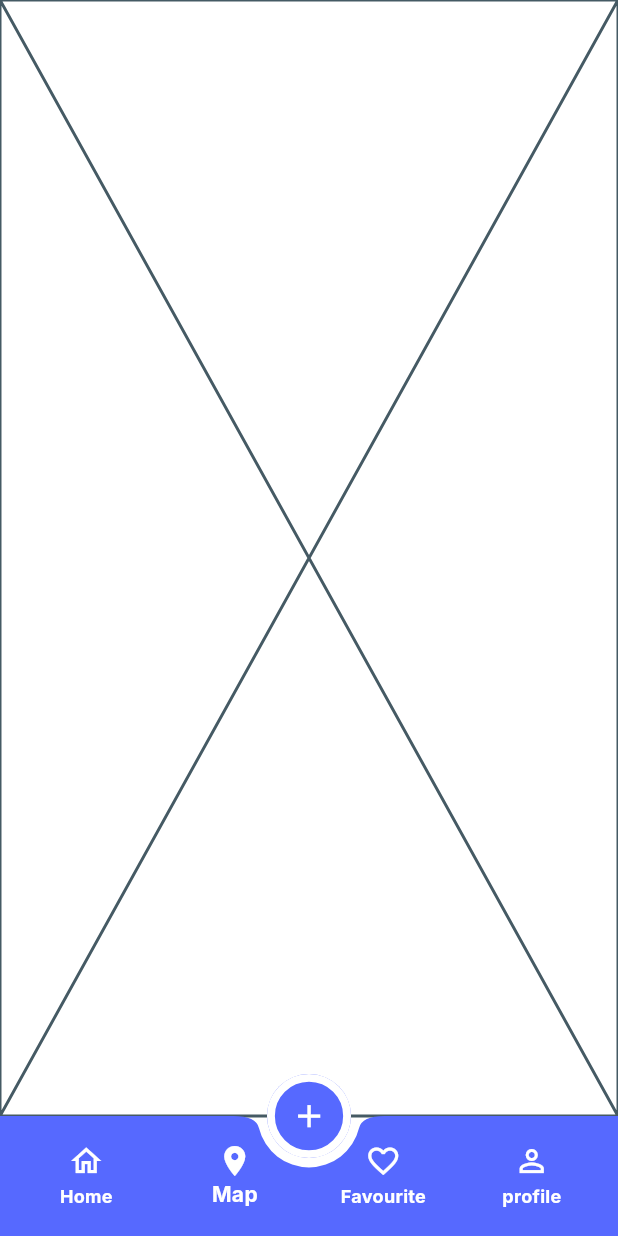
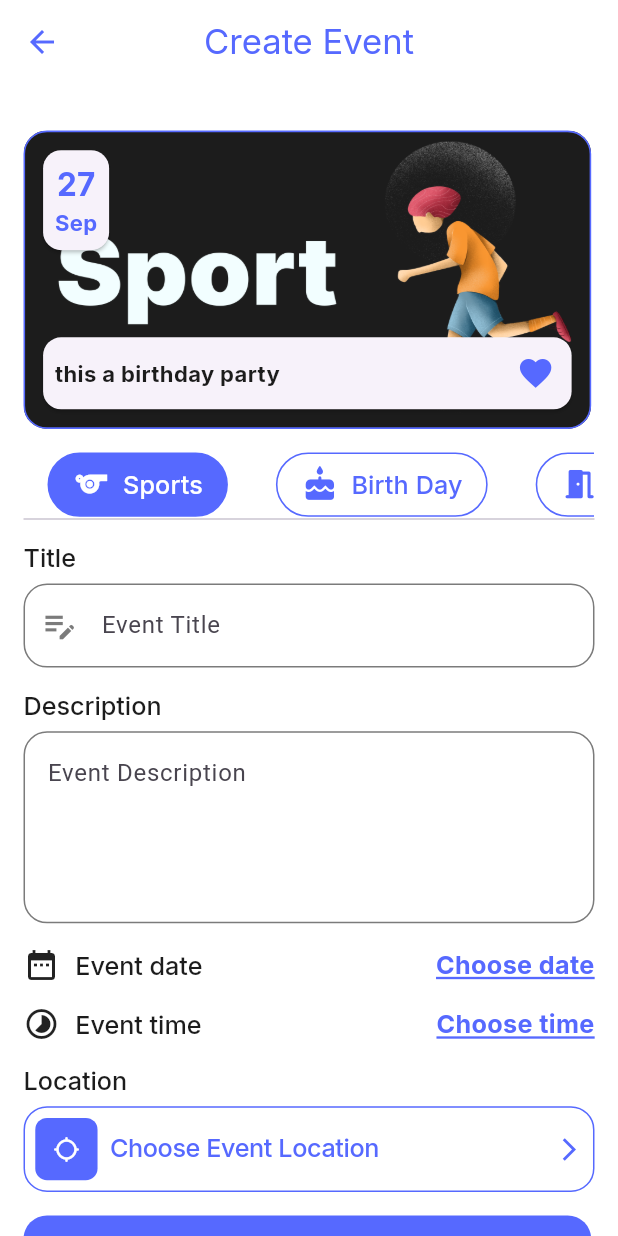
Before and after one commit to Ahmed-Zedan11/evently, a Flutter app: the screen it shows after launch, item 2 of the bottom bar chosen, after a tap on the "add" icon, on a phone screen of 412 x 824 dp. Run offline on Flutter 3.47's test engine with Material 3 defaults, Android fonts, the phone set to English and light mode, and no system bars; our stand-ins replace flutter_screenutil, google_fonts.

Commit message:
create event UI finished

```diff
--- a/lib/config/theme/theme_manger.dart
+++ b/lib/config/theme/theme_manger.dart
@@ -32,6 +32,14 @@ class ThemeManger {
         displaySmall: GoogleFonts.inter(
             fontSize: 14.sp,
             fontWeight: FontWeight.bold,
+            color: ColorsManger.blue),
+        displayMedium: GoogleFonts.inter(
+            fontSize: 16.sp,
+            fontWeight: FontWeight.w500,
+            color: ColorsManger.black),
+        displayLarge: GoogleFonts.inter(
+            fontSize: 16.sp,
+            fontWeight: FontWeight.w500,
             color: ColorsManger.blue),
       ),
       textSelectionTheme: TextSelectionThemeData(
--- a/lib/core/routes_manger/Routes_Manger.dart
+++ b/lib/core/routes_manger/Routes_Manger.dart
@@ -1,4 +1,5 @@
 import 'package:evently/features/auth/login/login.dart';
+import 'package:evently/features/create_event/create_event.dart';
 import 'package:evently/features/main_layout/main_Layout.dart';
 import 'package:flutter/cupertino.dart';
 import '../../features/auth/register/Register.dart';
@@ -7,6 +8,7 @@ abstract class RoutesManger {
   static const String register = "/register";
   static const String login = "/login";
   static const String mainLayout = "/mainLayout";
+  static const String createEvent = "/createEvent";
 
   static Route? router(RouteSettings settings) {
     switch (settings.name) {
@@ -22,6 +24,10 @@ abstract class RoutesManger {
         {
           return CupertinoPageRoute(builder: (context) => const MainLayout());
         }
+      case createEvent:
+        {
+          return CupertinoPageRoute(builder: (context) => const CreateEvent());
+        }
     }
     return null;
   }
--- a/lib/core/widgets/custom_tab_bar.dart
+++ b/lib/core/widgets/custom_tab_bar.dart
@@ -41,7 +41,7 @@ class _CustomTabBarState extends State<CustomTabBar> {
                       unSelectedTabBGColor: widget.unSelectedTabBGColor,
                       unSelectedTabFGColor: widget.unSelectedTabFGColor,
                       isSelected: selectedIndex ==
-                          CategoryModel.categoriesWithAll.indexOf(category),
+                          widget.categoryType.indexOf(category),
                       category: category,
                     ))
                 .toList()));
--- a/lib/core/widgets/custom_text_field.dart
+++ b/lib/core/widgets/custom_text_field.dart
@@ -3,32 +3,38 @@ import 'package:flutter_screenutil/flutter_screenutil.dart';
 import 'package:google_fonts/google_fonts.dart';
 
 class CustomTextField extends StatelessWidget {
-  final IconData prefixIconType;
+  final IconData? prefixIconType;
   final Widget? suffixIconType;
-  final String labelText;
+  final String? labelText;
   final TextInputType? keyboardType;
   final bool isSecure;
   final String? Function(String?) validator;
   final TextEditingController controller;
+  final int lines;
+  final String? hintText;
 
   const CustomTextField(
       {super.key,
-      required this.prefixIconType,
-      required this.labelText,
+      this.prefixIconType,
+      this.labelText,
       this.suffixIconType,
       this.keyboardType,
       this.isSecure = false,
       required this.validator,
-      required this.controller});
+      required this.controller,
+      this.lines = 1,
+      this.hintText});
 
   @override
   Widget build(BuildContext context) {
     return TextFormField(
+        maxLines: lines,
         controller: controller,
         validator: validator,
         obscureText: isSecure,
         keyboardType: keyboardType,
         decoration: InputDecoration(
+          hintText: hintText,
           errorMaxLines: 3,
           prefixIcon: Icon(
             prefixIconType,
--- /dev/null
+++ b/lib/features/create_event/create_event.dart
@@ -0,0 +1,204 @@
+import 'package:evently/core/resources/Colors_Manger.dart';
+import 'package:evently/core/widgets/clickable_button.dart';
+import 'package:evently/core/widgets/clickable_text.dart';
+import 'package:evently/core/widgets/custom_tab_bar.dart';
+import 'package:evently/core/widgets/custom_text_field.dart';
+import 'package:evently/core/widgets/event_item.dart';
+import 'package:evently/models/category_model.dart';
+import 'package:evently/models/event_model.dart';
+import 'package:flutter/material.dart';
+import 'package:flutter_screenutil/flutter_screenutil.dart';
+import 'package:google_fonts/google_fonts.dart';
+
+class CreateEvent extends StatefulWidget {
+  const CreateEvent({super.key});
+
+  @override
+  State<CreateEvent> createState() => _CreateEventState();
+}
+
+class _CreateEventState extends State<CreateEvent> {
+  late final TextEditingController descriptionController;
+  late final TextEditingController titleController;
+
+  @override
+  void initState() {
+    super.initState();
+    descriptionController = TextEditingController();
+    titleController = TextEditingController();
+  }
+
+  @override
+  void dispose() {
+    descriptionController.dispose();
+    titleController.dispose();
+    super.dispose();
+  }
+
+  @override
+  Widget build(BuildContext context) {
+    return Scaffold(
+      resizeToAvoidBottomInset: true,
+      appBar: AppBar(
+        centerTitle: true,
+        title: Text(
+          "Create Event",
+          style: GoogleFonts.inter(fontSize: 22.sp, color: ColorsManger.blue),
+        ),
+      ),
+      body: SingleChildScrollView(
+        child: Padding(
+          padding: REdgeInsets.all(16),
+          child: Column(
+            crossAxisAlignment: CrossAxisAlignment.start,
+            children: [
+              EventItem(
+                  event: EventModel(
+                      time: TimeOfDay.now(),
+                      title: "this a birthday party",
+                      description: "description",
+                      date: DateTime.now(),
+                      category: CategoryModel.categoriesWithAll[1])),
+              SizedBox(
+                height: 16.h,
+              ),
+              CustomTabBar(
+                  selectedTabBGColor: ColorsManger.blue,
+                  selectedTabFGColor: ColorsManger.white,
+                  unSelectedTabBGColor: Colors.transparent,
+                  unSelectedTabFGColor: ColorsManger.blue,
+                  categoryType: CategoryModel.categoriesWithoutAll),
+              SizedBox(
+                height: 16.h,
+              ),
+              Text(
+                "Title",
+                style: Theme.of(context).textTheme.displayMedium,
+              ),
+              SizedBox(
+                height: 8.h,
+              ),
+              CustomTextField(
+                  prefixIconType: Icons.edit_note,
+                  hintText: "Event Title",
+                  validator: (_) {},
+                  controller: titleController),
+              SizedBox(
+                height: 16.h,
+              ),
+              Text(
+                "Description",
+                style: Theme.of(context).textTheme.displayMedium,
+              ),
+              SizedBox(
+                height: 8.h,
+              ),
+              TextFormField(
+                maxLines: 4,
+                validator: (_) {},
+                controller: descriptionController,
+                decoration: InputDecoration(
+                  hintText: "Event Description",
+                ),
+              ),
+              SizedBox(
+                height: 16.h,
+              ),
+              Row(
+                children: [
+                  Icon(Icons.date_range),
+                  SizedBox(
+                    width: 10.w,
+                  ),
+                  Text("Event date",
+                      style: Theme.of(context).textTheme.displayMedium),
+                  Spacer(),
+                  ClickableText(
+                      title: "Choose date",
+                      onClick: () {
+                        showDatePicker(
+                          context: context,
+                          firstDate: DateTime.now(),
+                          lastDate: DateTime(2040),
+                        );
+                      })
+                ],
+              ),
+              SizedBox(
+                height: 16.h,
+              ),
+              Row(
+                children: [
+                  Icon(Icons.timelapse),
+                  SizedBox(
+                    width: 10.w,
+                  ),
+                  Text("Event time",
+                      style: Theme.of(context).textTheme.displayMedium),
+                  Spacer(),
+                  ClickableText(
+                      title: "Choose time",
+                      onClick: () {
+                        showTimePicker(
+                            context: context, initialTime: TimeOfDay.now());
+                      })
+                ],
+              ),
+              SizedBox(
+                height: 16.h,
+              ),
+              Text(
+                "Location",
+                style: Theme.of(context).textTheme.displayMedium,
+              ),
+              SizedBox(
+                height: 8.h,
+              ),
+              OutlinedButton(
+                  style: OutlinedButton.styleFrom(
+                      shape: RoundedRectangleBorder(
+                          borderRadius: BorderRadius.circular(16.r)),
+                      side: BorderSide(color: ColorsManger.blue),
+                      padding: EdgeInsets.zero),
+                  onPressed: () {},
+                  child: Padding(
+                    padding: REdgeInsets.all(8.0),
+                    child: Row(
+                      children: [
+                        Container(
+                          padding: REdgeInsets.all(12),
+                          decoration: BoxDecoration(
+                              color: ColorsManger.blue,
+                              borderRadius: BorderRadius.circular(8.r)),
+                          child: Icon(
+                            Icons.location_searching_rounded,
+                            color: ColorsManger.white,
+                          ),
+                        ),
+                        SizedBox(
+                          width: 8.w,
+                        ),
+                        Text(
+                          "Choose Event Location",
+                          style: Theme.of(context).textTheme.displayLarge,
+                        ),
+                        Spacer(),
+                        Icon(
+                          Icons.arrow_forward_ios,
+                          color: ColorsManger.blue,
+                        )
+                      ],
+                    ),
+                  )),
+              SizedBox(
+                height: 16.h,
+              ),
+              ClickableButton(
+                  text: "Add Event", onClick: () {}, color: ColorsManger.blue)
+            ],
+          ),
+        ),
+      ),
+    );
+  }
+}
--- a/lib/features/main_layout/main_Layout.dart
+++ b/lib/features/main_layout/main_Layout.dart
@@ -1,4 +1,5 @@
 import 'package:evently/core/resources/Colors_Manger.dart';
+import 'package:evently/core/routes_manger/routes_manger.dart';
 import 'package:evently/features/main_layout/favourite_tab/favourite_tab.dart';
 import 'package:evently/features/main_layout/home_tab/home_tab.dart';
 import 'package:evently/features/main_layout/map_tab/map_tap.dart';
@@ -83,5 +84,7 @@ class _MainLayoutState extends State<MainLayout> {
     setState(() {});
   }
 
-  void _onFABPressed() {}
+  void _onFABPressed() {
+    Navigator.pushNamed(context, RoutesManger.createEvent);
+  }
 }
--- a/lib/models/category_model.dart
+++ b/lib/models/category_model.dart
@@ -46,5 +46,34 @@ class CategoryModel {
     CategoryModel(id: "9", icon: Icons.book, name: "Books Shop", imagePath: ""),
   ];
 
-  static var categoryType;
+  static List<CategoryModel> categoriesWithoutAll = [
+    CategoryModel(id: "1", icon: Icons.sports, name: "Sports", imagePath: ""),
+    CategoryModel(
+        id: "2", icon: Icons.cake_rounded, name: "Birth Day", imagePath: ""),
+    CategoryModel(
+        id: "3",
+        icon: Icons.meeting_room_rounded,
+        name: "Meeting",
+        imagePath: ""),
+    CategoryModel(
+        id: "4", icon: Icons.gamepad_rounded, name: "Gaming", imagePath: ""),
+    CategoryModel(
+        id: "5", icon: Icons.food_bank_rounded, name: "Eating", imagePath: ""),
+    CategoryModel(
+        id: "6",
+        icon: Icons.holiday_village_rounded,
+        name: "Holiday",
+        imagePath: ""),
+    CategoryModel(
+        id: "7",
+        icon: Icons.water_drop_sharp,
+        name: "Exhibition",
+        imagePath: ""),
+    CategoryModel(
+        id: "8",
+        icon: Icons.workspaces_filled,
+        name: "Work Shop",
+        imagePath: ""),
+    CategoryModel(id: "9", icon: Icons.book, name: "Books Shop", imagePath: ""),
+  ];
 }
```
